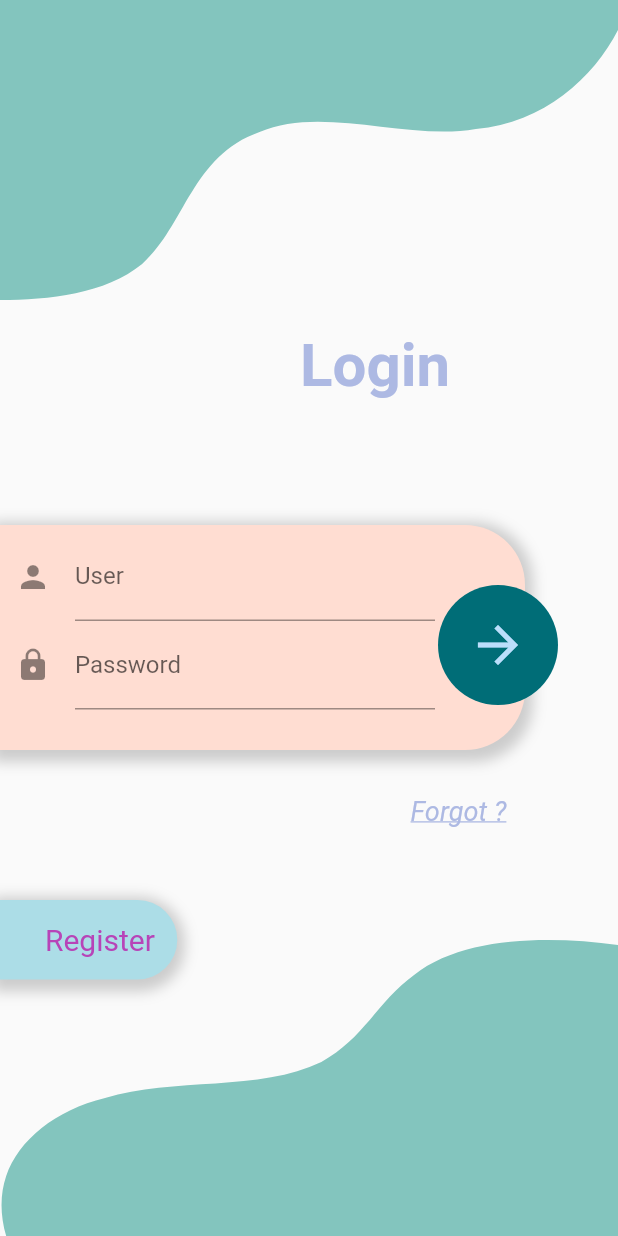
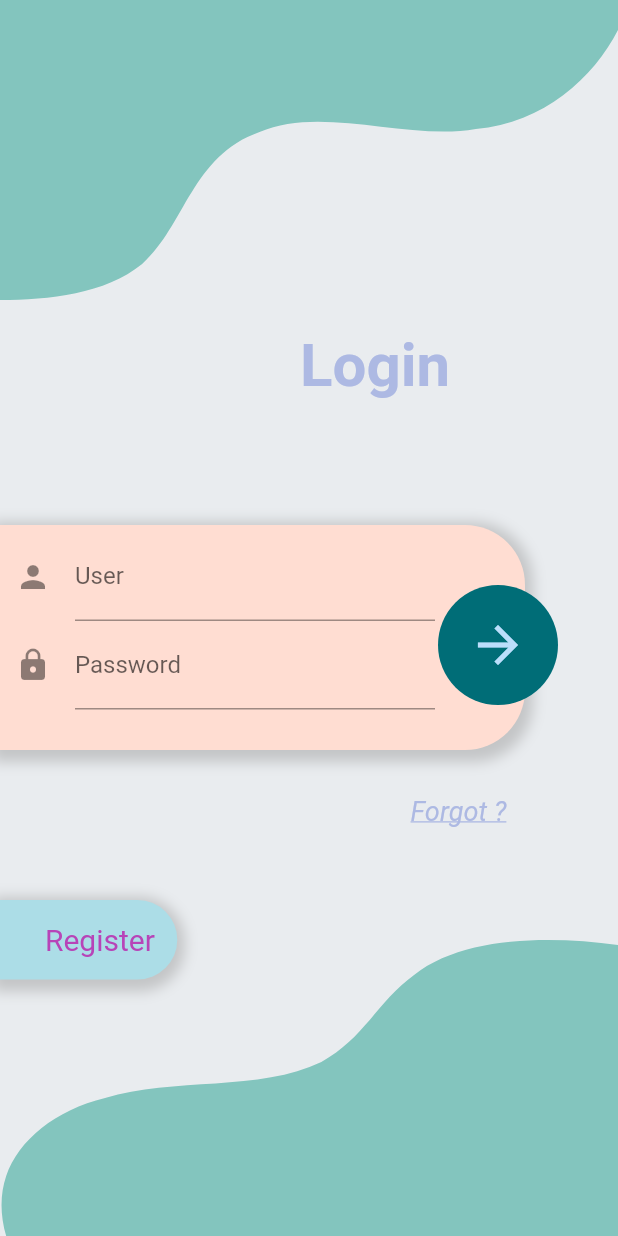
Before and after one commit to goby33/trivial_pursuit_tristan_six_martin_gobert, a Flutter app: the screen it shows after launch, on a phone screen of 412 x 824 dp. Run offline on Flutter 3.47's test engine with Material 2 defaults, Android fonts, the phone set to English and light mode, and no system bars; our stand-ins replace get, get_storage, go_router.

Commit message:
feat(page): add login page

```diff
--- a/lib/ui/pages/home/home.dart
+++ b/lib/ui/pages/home/home.dart
@@ -7,7 +7,7 @@ class Home extends StatefulWidget {
   const Home({Key? key}) : super(key: key);
 
   @override
-  _HomeState createState() {
+  State<Home> createState() {
     return _HomeState();
   }
 }
@@ -15,7 +15,7 @@ class Home extends StatefulWidget {
 class _HomeState extends State<Home> {
   int _pageIndex = 0;
 
-  final pages = [Jeux(), Profil(), const Classement()];
+  final pages = [const Jeux(), const Profil(), const Classement()];
 
   final titlesPage = ["Jeux", "Profil", "Classement"];
   @override
--- a/lib/ui/pages/home/jeux/jeux.dart
+++ b/lib/ui/pages/home/jeux/jeux.dart
@@ -3,8 +3,9 @@ import 'package:flutter/material.dart';
 class Jeux extends StatefulWidget {
   const Jeux({Key? key}) : super(key: key);
 
+
   @override
-  _JeuxState createState() {
+  State<Jeux> createState() { // Avoid using private types in public APIs.
     return _JeuxState();
   }
 }
--- a/lib/ui/pages/login/login.dart
+++ b/lib/ui/pages/login/login.dart
@@ -1,7 +1,7 @@
 import 'package:flutter/material.dart';
 import 'package:go_router/go_router.dart';
-import 'package:trivial_pursuit_app/ui/pages/login/widgets/bottom_painter.dart';
-import 'package:trivial_pursuit_app/ui/pages/login/widgets/header_painter.dart';
+import 'package:trivial_pursuit_app/ui/widgets/bottom_painter.dart';
+import 'package:trivial_pursuit_app/ui/widgets/header_painter.dart';
 import 'package:trivial_pursuit_app/ui/pages/login/widgets/login_form.dart';
 
 class Login extends StatelessWidget {
@@ -10,6 +10,7 @@ class Login extends StatelessWidget {
   @override
   Widget build(BuildContext context) {
     return Scaffold(
+      backgroundColor: const Color.fromRGBO(233, 236, 239, 1),
       body: Stack(
         children: <Widget>[
           Align(
@@ -36,7 +37,7 @@ class Login extends StatelessWidget {
             top: 350,
             child: SizedBox(
               width: MediaQuery.of(context).size.width,
-              child: LoginForm(),
+              child: const LoginForm(),
             ),
           ),
           const Positioned(
--- a/lib/ui/pages/login/widgets/login_form.dart
+++ b/lib/ui/pages/login/widgets/login_form.dart
@@ -18,7 +18,6 @@ class LoginForm extends StatelessWidget {
               left: 10,
               right: 60,
               bottom: 5,
-
             ),
               width: 350,
               height: 150,
```
Also changed, not shown: lib/ui/pages/home/profil/profil.dart (+7 -7 lines), .github/workflows/changelog.yaml (deleted), .github/workflows/web.yaml, lib/ui/widgets/bottom_painter.dart (renamed from lib/ui/pages/login/widgets/bottom_painter.dart), lib/ui/widgets/header_painter.dart (renamed from lib/ui/pages/login/widgets/header_painter.dart).
